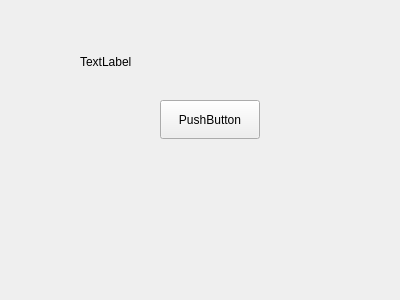
Notwink/news_classifier, file Article.ui: the form before one commit.
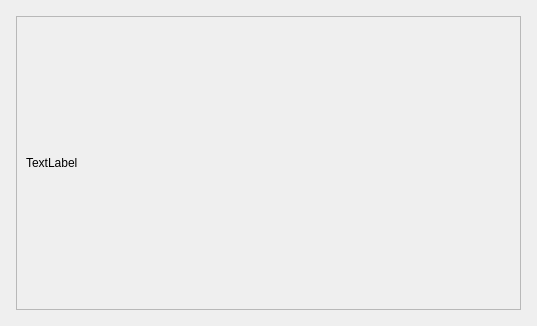
The form after the commit.

```diff
--- a/Article.ui
+++ b/Article.ui
@@ -6,39 +6,63 @@
    <rect>
     <x>0</x>
     <y>0</y>
-    <width>400</width>
-    <height>300</height>
+    <width>537</width>
+    <height>326</height>
    </rect>
   </property>
   <property name="windowTitle">
    <string>Form</string>
   </property>
-  <widget class="QPushButton" name="pushButton">
+  <layout class="QVBoxLayout" name="verticalLayout">
+   <item>
+    <layout class="QVBoxLayout" name="verticalLayout_2">
+     <property name="leftMargin">
+      <number>5</number>
+     </property>
+     <property name="topMargin">
+      <number>5</number>
+     </property>
+     <property name="rightMargin">
+      <number>5</number>
+     </property>
+     <property name="bottomMargin">
+      <number>5</number>
+     </property>
+     <item>
+      <widget class="QScrollArea" name="scrollArea">
+       <property name="widgetResizable">
+        <bool>true</bool>
+       </property>
+       <widget class="QWidget" name="scrollAreaWidgetContents">
    <property name="geometry">
     <rect>
-     <x>160</x>
-     <y>100</y>
-     <width>100</width>
-     <height>39</height>
-    </rect>
-   </property>
-   <property name="text">
-    <string>PushButton</string>
-   </property>
-  </widget>
+          <x>0</x>
+          <y>0</y>
+          <width>511</width>
+          <height>300</height>
+         </rect>
+        </property>
+        <layout class="QVBoxLayout" name="verticalLayout_3">
+         <item>
   <widget class="QLabel" name="label">
-   <property name="geometry">
-    <rect>
-     <x>80</x>
-     <y>50</y>
-     <width>68</width>
-     <height>23</height>
-    </rect>
-   </property>
    <property name="text">
     <string>TextLabel</string>
    </property>
-  </widget>
+           <property name="alignment">
+            <set>Qt::AlignJustify|Qt::AlignVCenter</set>
+           </property>
+           <property name="wordWrap">
+            <bool>true</bool>
+           </property>
+          </widget>
+         </item>
+        </layout>
+       </widget>
+      </widget>
+     </item>
+    </layout>
+   </item>
+  </layout>
  </widget>
  <resources/>
  <connections/>
```
Left out of the diff: 2 changed lines with no effect on the pictures. Lines whose indentation alone changed are shown as unchanged.
